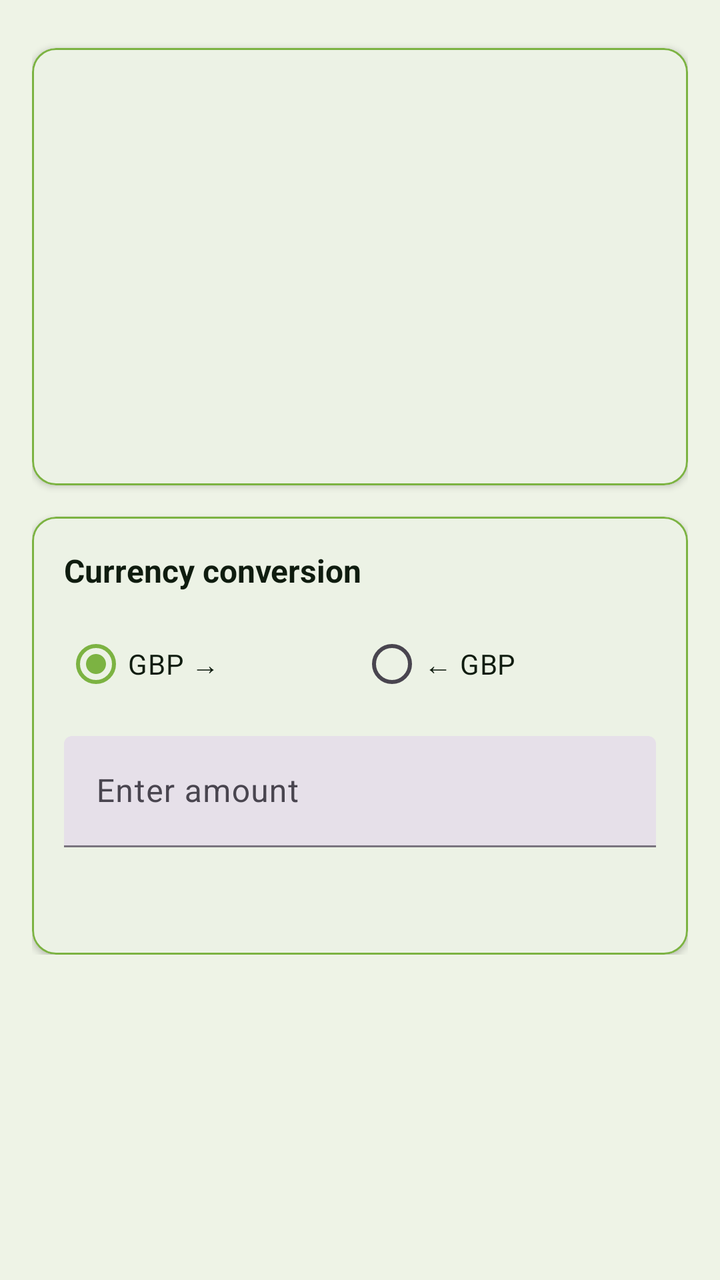
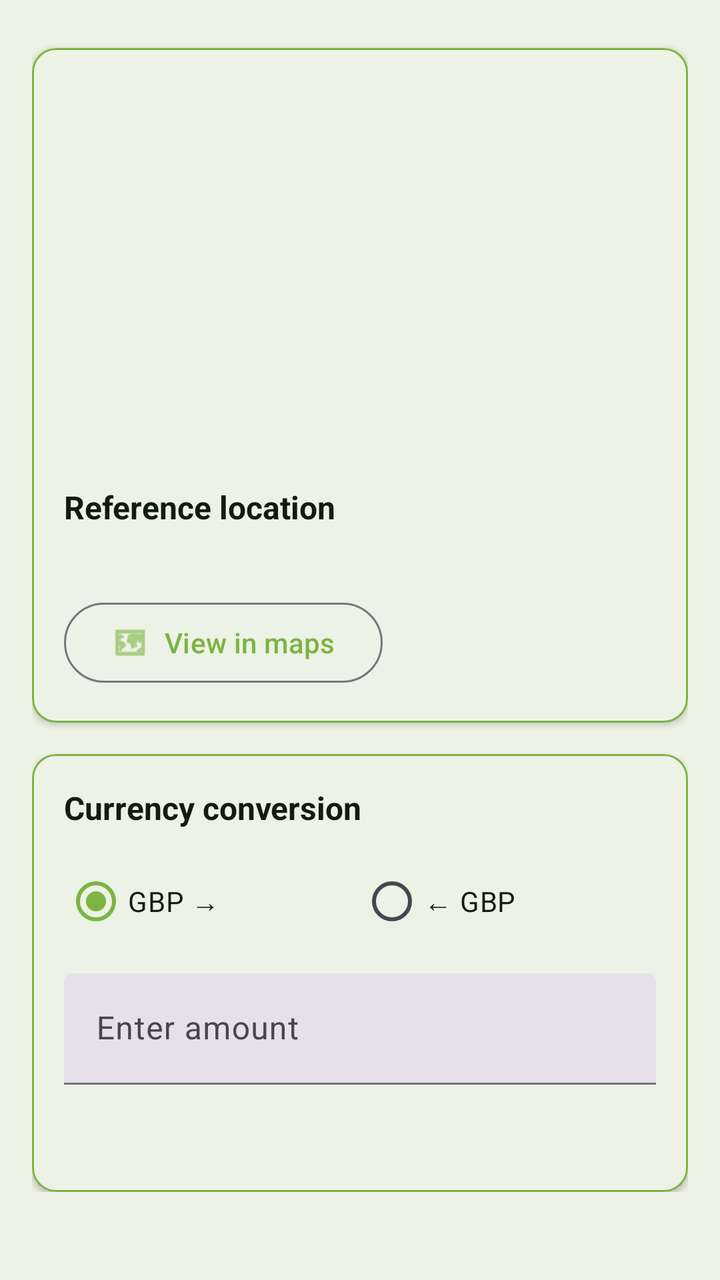

Two renders of the same Android screen: before a commit and after it. Below are the layout's source before the change and the commit's diff.
<!-- AndroidManifest.xml: application theme Theme.Rushe_Paul_S2339378 -->
<!-- res/layout/activity_currency_detail.xml -->
<?xml version="1.0" encoding="utf-8"?>
<ScrollView xmlns:android="http://schemas.android.com/apk/res/android"
    xmlns:app="http://schemas.android.com/apk/res-auto"
    android:layout_width="match_parent"
    android:layout_height="match_parent"
    android:padding="16dp"
    android:paddingTop="32dp"
    android:background="?attr/colorBackground">

    <LinearLayout
        android:layout_width="match_parent"
        android:layout_height="wrap_content"
        android:orientation="vertical"
        android:divider="@android:color/transparent"
        android:showDividers="middle">

        <com.google.android.material.card.MaterialCardView
            android:layout_width="match_parent"
            android:layout_height="wrap_content"
            android:layout_marginBottom="16dp"
            android:layout_marginTop="8dp"
            app:cardElevation="2dp"
            app:cardCornerRadius="12dp"
            app:strokeWidth="1dp"
            app:cardBackgroundColor="?attr/colorSurface"
            app:strokeColor="?attr/colorPrimary">

            <LinearLayout
                android:layout_width="match_parent"
                android:layout_height="wrap_content"
                android:orientation="vertical"
                android:padding="16dp">

                <TextView
                    android:id="@+id/detailFlag"
                    android:layout_width="wrap_content"
                    android:layout_height="wrap_content"
                    android:layout_gravity="center_horizontal"
                    android:textSize="42sp"
                    android:paddingBottom="8dp"
                    android:contentDescription="Currency flag" />

                <TextView
                    android:id="@+id/detailTitle"
                    android:layout_width="match_parent"
                    android:layout_height="wrap_content"
                    android:textSize="22sp"
                    android:textStyle="bold"
                    android:textColor="?attr/colorOnSurface"
                    android:letterSpacing="0.02" />

                <TextView
                    android:id="@+id/detailPubDate"
                    android:layout_width="match_parent"
                    android:layout_height="wrap_content"
                    android:layout_marginTop="8dp"
                    android:textSize="14sp"
                    android:textColor="?attr/colorOnSurface" />

                <TextView
                    android:id="@+id/detailRate"
                    android:layout_width="match_parent"
                    android:layout_height="wrap_content"
                    android:layout_marginTop="12dp"
                    android:textSize="18sp"
                    android:textStyle="bold"
                    android:textColor="?attr/colorOnSurface" />

                <TextView
                    android:id="@+id/detailDescription"
                    android:layout_width="match_parent"
                    android:layout_height="wrap_content"
                    android:layout_marginTop="8dp"
                    android:textSize="16sp"
                    android:textColor="?attr/colorOnSurface"
                    android:lineSpacingExtra="4dp" />

            </LinearLayout>
        </com.google.android.material.card.MaterialCardView>

        <com.google.android.material.card.MaterialCardView
            android:layout_width="match_parent"
            android:layout_height="wrap_content"
            app:cardElevation="2dp"
            app:cardCornerRadius="12dp"
            app:strokeWidth="1dp"
            app:cardBackgroundColor="?attr/colorSurface"
            app:strokeColor="?attr/colorPrimary">

            <LinearLayout
                android:layout_width="match_parent"
                android:layout_height="wrap_content"
                android:orientation="vertical"
                android:padding="16dp">

                <TextView
                    android:id="@+id/conversionLabel"
                    android:layout_width="match_parent"
                    android:layout_height="wrap_content"
                    android:textSize="16sp"
                    android:textStyle="bold"
                    android:text="Currency conversion"
                    android:textColor="?attr/colorOnSurface" />

                <RadioGroup
                    android:id="@+id/directionGroup"
                    android:layout_width="match_parent"
                    android:layout_height="wrap_content"
                    android:orientation="horizontal"
                    android:layout_marginTop="12dp"
                    android:gravity="center_vertical">

                    <RadioButton
                        android:id="@+id/directionToCurrency"
                        android:layout_width="0dp"
                        android:layout_height="wrap_content"
                        android:layout_weight="1"
                        android:checked="true"
                        android:text="GBP →"
                        android:textSize="14sp"
                        android:textColor="?attr/colorOnSurface" />

                    <RadioButton
                        android:id="@+id/directionToGbp"
                        android:layout_width="0dp"
                        android:layout_height="wrap_content"
                        android:layout_weight="1"
                        android:text="← GBP"
                        android:textSize="14sp"
                        android:textColor="?attr/colorOnSurface" />

                </RadioGroup>

                <com.google.android.material.textfield.TextInputLayout
                    android:layout_width="match_parent"
                    android:layout_height="wrap_content"
                    android:layout_marginTop="12dp"
                    android:hint="Enter amount"
                    style="@style/Widget.Material3.TextInputLayout.FilledBox">

                    <com.google.android.material.textfield.TextInputEditText
                        android:id="@+id/amountInput"
                        android:layout_width="match_parent"
                        android:layout_height="wrap_content"
                        android:inputType="numberDecimal"
                        android:maxLines="1" />

                </com.google.android.material.textfield.TextInputLayout>

                <TextView
                    android:id="@+id/conversionResult"
                    android:layout_width="match_parent"
                    android:layout_height="wrap_content"
                    android:layout_marginTop="16dp"
                    android:textSize="16sp"
                    android:textColor="?attr/colorOnSurface"
                    android:textStyle="bold" />

            </LinearLayout>
        </com.google.android.material.card.MaterialCardView>

    </LinearLayout>
</ScrollView>
<!-- resources referenced by this layout -->
<resources>
  <style name="Theme.Rushe_Paul_S2339378" parent="Base.Theme.Rushe_Paul_S2339378" />
  <style name="Base.Theme.Rushe_Paul_S2339378" parent="Theme.Material3.DayNight.NoActionBar">
          <item name="colorPrimary">@color/primaryColor</item>
          <item name="colorOnPrimary">@color/onPrimaryColor</item>
          <item name="colorSecondary">@color/secondaryColor</item>
          <item name="colorOnSecondary">@color/onSecondaryColor</item>
          <item name="colorSurface">@color/surfaceColor</item>
          <item name="colorSurfaceVariant">@color/surfaceVariantColor</item>
          <item name="colorOnSurface">@color/onSurfaceColor</item>
          <item name="colorBackground">@color/backgroundColor</item>
          <item name="colorOnBackground">@color/onBackgroundColor</item>
      </style>
  <color name="primaryColor">#7CB342</color>
  <color name="onPrimaryColor">#0A1B00</color>
  <color name="secondaryColor">#4DD0E1</color>
  <color name="onSecondaryColor">#002022</color>
  <color name="surfaceColor">#F5F7F2</color>
  <color name="surfaceVariantColor">#E4EBDD</color>
  <color name="onSurfaceColor">#0F1C0F</color>
  <color name="backgroundColor">#EEF3E6</color>
  <color name="onBackgroundColor">#0F1C0F</color>
</resources>

<!-- the commit's change to res/layout/activity_currency_detail.xml (unified diff, before → after) -->
@@ -74,6 +74,35 @@
                     android:textSize="16sp"
                     android:textColor="?attr/colorOnSurface"
                     android:lineSpacingExtra="4dp" />
+
+                <TextView
+                    android:id="@+id/locationHeading"
+                    android:layout_width="match_parent"
+                    android:layout_height="wrap_content"
+                    android:layout_marginTop="16dp"
+                    android:text="Reference location"
+                    android:textSize="16sp"
+                    android:textStyle="bold"
+                    android:textColor="?attr/colorOnSurface" />
+
+                <TextView
+                    android:id="@+id/locationLabel"
+                    android:layout_width="match_parent"
+                    android:layout_height="wrap_content"
+                    android:layout_marginTop="6dp"
+                    android:textSize="14sp"
+                    android:textColor="?attr/colorOnSurfaceVariant" />
+
+                <com.google.android.material.button.MaterialButton
+                    android:id="@+id/openMapButton"
+                    style="@style/Widget.Material3.Button.OutlinedButton"
+                    android:layout_width="wrap_content"
+                    android:layout_height="wrap_content"
+                    android:layout_marginTop="8dp"
+                    android:text="View in maps"
+                    app:icon="@android:drawable/ic_menu_mapmode"
+                    app:iconPadding="8dp"
+                    app:iconTint="?attr/colorPrimary" />
 
             </LinearLayout>
         </com.google.android.material.card.MaterialCardView>
